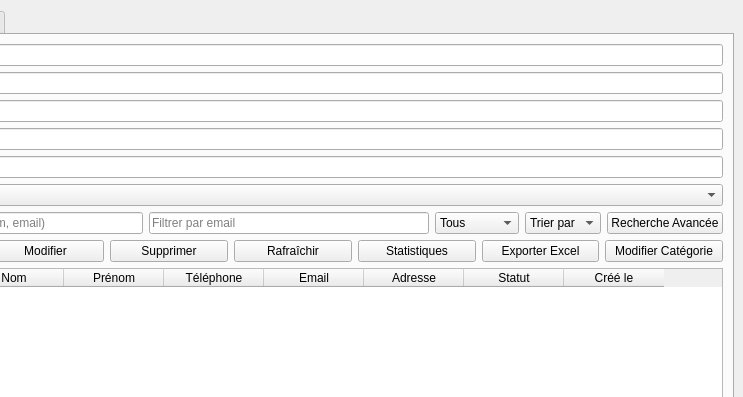
The window that mainwindow.ui (Nadhir13/projet_logi) describes before a commit, drawn with Qt 5; both pictures show x 157 to 900 and y 0 to 397 of the 900 by 700 pixel window.
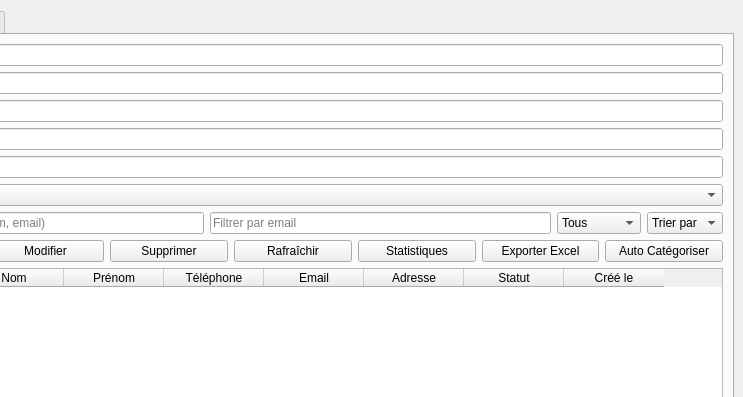
The same window after the commit.

Commit message: 2 more advanced features in both client and order and adjusting interface

```diff
--- a/mainwindow.ui
+++ b/mainwindow.ui
@@ -159,13 +159,6 @@
             </item>
            </widget>
           </item>
-          <item>
-           <widget class="QPushButton" name="btnAdvSearchClient">
-            <property name="text">
-             <string>Recherche Avancée</string>
-            </property>
-           </widget>
-          </item>
          </layout>
         </item>
         <item>
@@ -215,7 +208,7 @@
           <item>
            <widget class="QPushButton" name="btnUpdateCategory">
             <property name="text">
-             <string>Modifier Catégorie</string>
+             <string>Auto Catégoriser</string>
             </property>
            </widget>
           </item>
```
Left out of the diff: 7 changed lines with no effect on the pictures. The commit also changes 472 other files.
